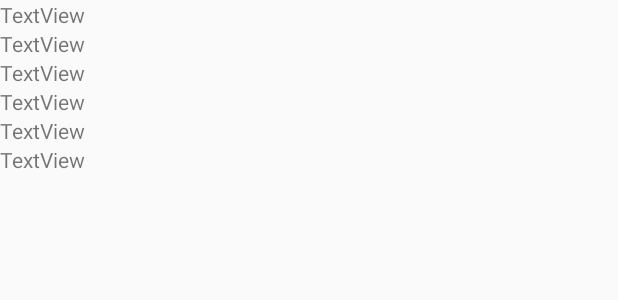
After one commit to monsfaith/BachelorAndroid, an Android app: the layout fragment_icons.xml on its own in the app's theme, with its tools: preview values and no code run, on a phone screen of 412 x 824 dp. The commit adds this screen. Shown: the top 300 px of the screen. Run offline under Robolectric (Android 15) with nearby library versions, the phone set to English and light mode, and no system bars.

Commit message:
pomaly8.1

```diff
--- a/app/src/main/java/running/java/mendelu/cz/bakalarskapraca/CreateHabitActivity.java
+++ b/app/src/main/java/running/java/mendelu/cz/bakalarskapraca/CreateHabitActivity.java
@@ -45,7 +45,7 @@ public class CreateHabitActivity extends AppCompatActivity {
     public void createHabit(MenuItem item) {
 
         if (addHabitName.getText().toString().trim().length() != 0){
-            Habit habit = new Habit(addHabitName.getText().toString(), addHabitDescription.getText().toString(),"", "care128",1);
+            Habit habit = new Habit(addHabitName.getText().toString(), addHabitDescription.getText().toString(),"", "care128",1,"Freepik");
             Long id = habitMainRepository.insert(habit);
             Toast.makeText(this, "Aktivita vytvorená" + id + habitMainRepository.getById(id).getDone(), Toast.LENGTH_SHORT).show();
             finish();
--- a/app/src/main/java/running/java/mendelu/cz/bakalarskapraca/MainViewActivity.java
+++ b/app/src/main/java/running/java/mendelu/cz/bakalarskapraca/MainViewActivity.java
@@ -274,7 +274,10 @@ public class MainViewActivity extends AppCompatActivity implements NavigationVie
         } else if (id == R.id.nav_info) {
 
         } else if (id == R.id.nav_icons) {
-
+            android.support.v4.app.FragmentTransaction ft = getSupportFragmentManager().beginTransaction();
+            ft.replace(R.id.mainFrameLayout, new IconsFragment());
+            ft.setTransition(FragmentTransaction.TRANSIT_FRAGMENT_OPEN);
+            ft.commit();
         }
 
         DrawerLayout drawer = (DrawerLayout) findViewById(R.id.drawer_layout);
--- a/app/src/main/java/running/java/mendelu/cz/bakalarskapraca/db/MainOpenHelper.java
+++ b/app/src/main/java/running/java/mendelu/cz/bakalarskapraca/db/MainOpenHelper.java
@@ -15,7 +15,7 @@ import java.util.Date;
 public class MainOpenHelper extends SQLiteOpenHelper {
 
     private static final String DATABASE_NAME = "main.db";
-    private static final int DATABASE_VERSION = 69;
+    private static final int DATABASE_VERSION = 72;
 
     public MainOpenHelper(Context context) {
         super(context, DATABASE_NAME, null, DATABASE_VERSION);
@@ -50,6 +50,7 @@ public class MainOpenHelper extends SQLiteOpenHelper {
                 //Habit.CANCEL + " INTEGER, " +
                 Habit.DONE + " INTEGER NOT NULL, " +
                 Habit.ASSOCIATON_TABLE_ID + " INTEGER, " +
+                Habit.AUTHOR + " TEXT, " +
                 //Habit.DATE + " INTEGER, " +
                 //Habit.REMIND + " INTEGER, " +
                 Habit.REPETITION_ID + " INTEGER NOT NULL, " +
--- a/app/src/main/java/running/java/mendelu/cz/bakalarskapraca/db/PlanMainRepository.java
+++ b/app/src/main/java/running/java/mendelu/cz/bakalarskapraca/db/PlanMainRepository.java
@@ -132,6 +132,8 @@ public class PlanMainRepository {
         }
 
     }
+
+
 
     public PlanHabitAssociation getAssociationById(long id){
         SQLiteDatabase db = mainOpenHelper.getReadableDatabase();
--- /dev/null
+++ b/app/src/main/res/layout/fragment_icons.xml
@@ -0,0 +1,88 @@
+<?xml version="1.0" encoding="utf-8"?>
+<LinearLayout
+    xmlns:android="http://schemas.android.com/apk/res/android" android:layout_width="match_parent"
+    android:orientation="vertical"
+    android:layout_height="match_parent">
+
+    <ScrollView
+        android:layout_width="match_parent"
+        android:layout_height="match_parent">
+
+        <LinearLayout
+            android:layout_width="match_parent"
+            android:layout_height="wrap_content"
+            android:orientation="vertical" >
+
+            <TextView
+                android:id="@+id/firstAuthor"
+                android:layout_width="match_parent"
+                android:layout_height="wrap_content"
+                android:text="TextView" />
+
+            <android.support.v7.widget.RecyclerView
+                android:id="@+id/firstA"
+                android:layout_width="match_parent"
+                android:layout_height="match_parent">
+
+            </android.support.v7.widget.RecyclerView>
+
+            <TextView
+                android:id="@+id/secondAuthor"
+                android:layout_width="match_parent"
+                android:layout_height="wrap_content"
+                android:text="TextView" />
+
+            <android.support.v7.widget.RecyclerView
+                android:id="@+id/secondA"
+                android:layout_width="match_parent"
+                android:layout_height="match_parent" >
+
+            </android.support.v7.widget.RecyclerView>
+
+            <TextView
+                android:id="@+id/thirdAuthor"
+                android:layout_width="match_parent"
+                android:layout_height="wrap_content"
+                android:text="TextView" />
+
+            <android.support.v7.widget.RecyclerView
+                android:id="@+id/thirdA"
+                android:layout_width="match_parent"
+                android:layout_height="match_parent" />
+
+            <TextView
+                android:id="@+id/forthAuthor"
+                android:layout_width="match_parent"
+                android:layout_height="wrap_content"
+                android:text="TextView" />
+
+            <android.support.v7.widget.RecyclerView
+                android:id="@+id/forthA"
+                android:layout_width="match_parent"
+                android:layout_height="match_parent" />
+
+            <TextView
+                android:id="@+id/fifthAuthor"
+                android:layout_width="match_parent"
+                android:layout_height="wrap_content"
+                android:text="TextView" />
+
+            <android.support.v7.widget.RecyclerView
+                android:id="@+id/fifthA"
+                android:layout_width="match_parent"
+                android:layout_height="match_parent" />
+
+            <TextView
+                android:id="@+id/sixAuthor"
+                android:layout_width="match_parent"
+                android:layout_height="wrap_content"
+                android:text="TextView" />
+
+            <android.support.v7.widget.RecyclerView
+                android:id="@+id/sixA"
+                android:layout_width="match_parent"
+                android:layout_height="match_parent" />
+        </LinearLayout>
+    </ScrollView>
+
+</LinearLayout>
```
Also changed, not shown: app/src/main/java/running/java/mendelu/cz/bakalarskapraca/IconsFragment.java (added, +133 -0 lines), app/src/main/java/running/java/mendelu/cz/bakalarskapraca/MainOverviewFragment.java (+44 -44 lines), app/src/main/java/running/java/mendelu/cz/bakalarskapraca/db/Habit.java (+13 -1 lines), app/src/main/java/running/java/mendelu/cz/bakalarskapraca/db/HabitMainRepository.java (+33 -0 lines), app/src/main/java/running/java/mendelu/cz/bakalarskapraca/db/IconAuthorAdapter.java (added, +78 -0 lines), app/src/main/res/layout/row_habit_author.xml (added, +30 -0 lines).
